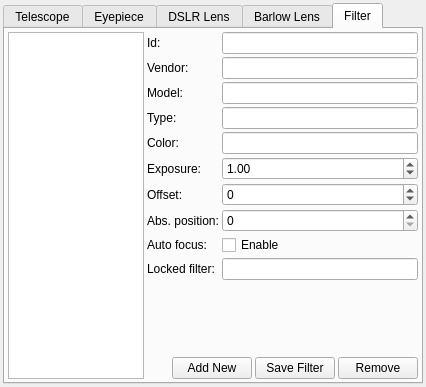
First picture: the form in kstars/oal/equipmentwriter.ui, repository KDE/kstars, before the edit.
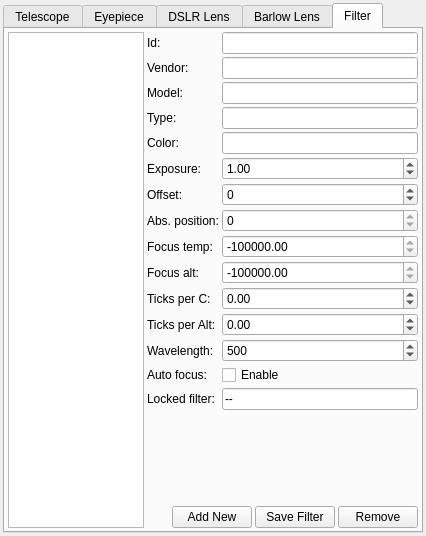
Second picture: the form after the edit. The open tabs and pages were chosen to show the change. Icons and pictures are not drawn.

```diff
--- a/kstars/oal/equipmentwriter.ui
+++ b/kstars/oal/equipmentwriter.ui
@@ -7,7 +7,7 @@
     <x>0</x>
     <y>0</y>
     <width>426</width>
-    <height>387</height>
+    <height>536</height>
    </rect>
   </property>
   <layout class="QGridLayout" name="gridLayout_3">
@@ -1074,30 +1074,6 @@
              </property>
             </widget>
            </item>
-           <item row="8" column="0">
-            <widget class="QLabel" name="label_21">
-             <property name="text">
-              <string>Auto focus:</string>
-             </property>
-            </widget>
-           </item>
-           <item row="8" column="1">
-            <widget class="QCheckBox" name="f_UseAutoFocus">
-             <property name="text">
-              <string>Enable</string>
-             </property>
-            </widget>
-           </item>
-           <item row="9" column="0">
-            <widget class="QLabel" name="label_20">
-             <property name="text">
-              <string>Locked filter:</string>
-             </property>
-            </widget>
-           </item>
-           <item row="9" column="1">
-            <widget class="QLineEdit" name="f_LockedFilter"/>
-           </item>
            <item row="7" column="0">
             <widget class="QLabel" name="label_22">
              <property name="text">
@@ -1107,6 +1083,9 @@
            </item>
            <item row="7" column="1">
             <widget class="QSpinBox" name="f_AbsoluteFocusPosition">
+             <property name="readOnly">
+              <bool>true</bool>
+             </property>
              <property name="maximum">
               <number>1000000</number>
              </property>
@@ -1115,6 +1094,140 @@
              </property>
             </widget>
            </item>
+           <item row="9" column="0">
+            <widget class="QLabel" name="label_28">
+             <property name="text">
+              <string>Focus alt:</string>
+             </property>
+            </widget>
+           </item>
+           <item row="9" column="1">
+            <widget class="QDoubleSpinBox" name="f_FocusAltitude">
+             <property name="readOnly">
+              <bool>true</bool>
+             </property>
+             <property name="minimum">
+              <double>-1000000.000000000000000</double>
+             </property>
+             <property name="maximum">
+              <double>90.000000000000000</double>
+             </property>
+             <property name="value">
+              <double>-1000000.000000000000000</double>
+             </property>
+            </widget>
+           </item>
+           <item row="10" column="0">
+            <widget class="QLabel" name="label_30">
+             <property name="text">
+              <string>Ticks per C:</string>
+             </property>
+            </widget>
+           </item>
+           <item row="10" column="1">
+            <widget class="QDoubleSpinBox" name="f_FocusTicksPerTemp">
+             <property name="minimum">
+              <double>-10000.000000000000000</double>
+             </property>
+             <property name="maximum">
+              <double>10000.000000000000000</double>
+             </property>
+            </widget>
+           </item>
+           <item row="11" column="0">
+            <widget class="QLabel" name="label_31">
+             <property name="text">
+              <string>Ticks per Alt:</string>
+             </property>
+            </widget>
+           </item>
+           <item row="11" column="1">
+            <widget class="QDoubleSpinBox" name="f_FocusTicksPerAlt">
+             <property name="minimum">
+              <double>-10000.000000000000000</double>
+             </property>
+             <property name="maximum">
+              <double>10000.000000000000000</double>
+             </property>
+            </widget>
+           </item>
+           <item row="12" column="0">
+            <widget class="QLabel" name="label_23">
+             <property name="text">
+              <string>Wavelength:</string>
+             </property>
+            </widget>
+           </item>
+           <item row="13" column="0">
+            <widget class="QLabel" name="label_21">
+             <property name="text">
+              <string>Auto focus:</string>
+             </property>
+            </widget>
+           </item>
+           <item row="13" column="1">
+            <widget class="QCheckBox" name="f_UseAutoFocus">
+             <property name="text">
+              <string>Enable</string>
+             </property>
+            </widget>
+           </item>
+           <item row="14" column="0">
+            <widget class="QLabel" name="label_20">
+             <property name="text">
+              <string>Locked filter:</string>
+             </property>
+            </widget>
+           </item>
+           <item row="14" column="1">
+            <widget class="QLineEdit" name="f_LockedFilter">
+             <property name="text">
+              <string>--</string>
+             </property>
+            </widget>
+           </item>
+           <item row="8" column="1">
+            <widget class="QDoubleSpinBox" name="f_FocusTemperature">
+             <property name="enabled">
+              <bool>true</bool>
+             </property>
+             <property name="readOnly">
+              <bool>true</bool>
+             </property>
+             <property name="minimum">
+              <double>-1000000.000000000000000</double>
+             </property>
+             <property name="maximum">
+              <double>100.000000000000000</double>
+             </property>
+             <property name="value">
+              <double>-1000000.000000000000000</double>
+             </property>
+            </widget>
+           </item>
+           <item row="8" column="0">
+            <widget class="QLabel" name="label_26">
+             <property name="text">
+              <string>Focus temp:</string>
+             </property>
+            </widget>
+           </item>
+           <item row="12" column="1">
+            <widget class="QDoubleSpinBox" name="f_Wavelength">
+             <property name="decimals">
+              <number>0</number>
+             </property>
+             <property name="minimum">
+              <double>200.000000000000000</double>
+             </property>
+             <property name="maximum">
+              <double>1000.000000000000000</double>
+             </property>
+             <property name="value">
+              <double>500.000000000000000</double>
+             </property>
+            </widget>
+           </item>
           </layout>
          </item>
          <item>
```
Left out of the diff: 4 changed lines with no effect on the pictures.
